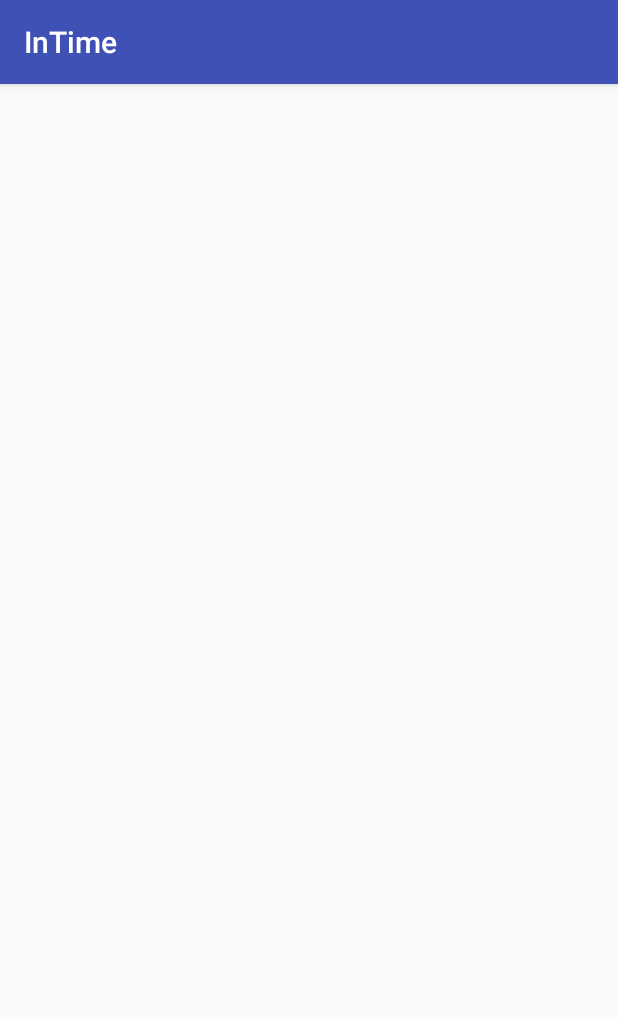
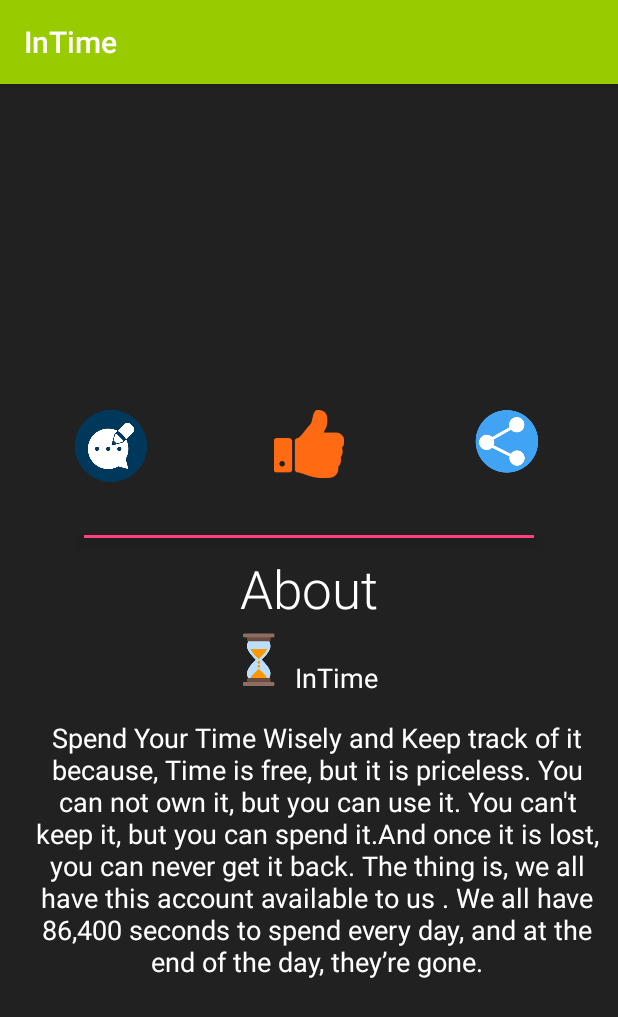
Before and after one commit to ulti72/InTime, an Android app: the Menu screen opened directly, with no data from a screen before it, on a phone screen of 412 x 824 dp. Shown: the top 1017 px of the screen. Run offline under Robolectric (Android 15) with nearby library versions, the phone set to English and light mode, and no system bars.

Commit message:
Menu button addetd with working

```diff
--- a/app/src/main/AndroidManifest.xml
+++ b/app/src/main/AndroidManifest.xml
@@ -9,14 +9,16 @@
         android:roundIcon="@mipmap/ic_launcher_round"
         android:supportsRtl="true"
         android:theme="@style/AppTheme">
-        <activity android:name=".MainActivity">
+        <activity android:name=".MainActivity"
+            android:screenOrientation="portrait">
             <intent-filter>
                 <action android:name="android.intent.action.MAIN" />
 
                 <category android:name="android.intent.category.LAUNCHER" />
             </intent-filter>
         </activity>
-        <activity android:name=".Menu"></activity>
+        <activity android:name=".Menu"
+            android:screenOrientation="portrait"></activity>
     </application>
 
 </manifest>
--- a/app/src/main/java/ulti72/intime/MainActivity.java
+++ b/app/src/main/java/ulti72/intime/MainActivity.java
@@ -1,12 +1,14 @@
 package ulti72.intime;
 
+
+import android.content.Intent;
 import android.content.SharedPreferences;
 import android.os.CountDownTimer;
 import android.support.v7.app.AppCompatActivity;
 import android.os.Bundle;
 import android.view.View;
-import android.widget.Button;
 import android.widget.TextView;
+
 
 
 import java.util.Calendar;
@@ -34,6 +36,17 @@ public class MainActivity extends AppCompatActivity {
 
 
             resetTimer();
+
+        TextView menu = (TextView)findViewById(R.id.menu);
+
+        menu.setOnClickListener(new View.OnClickListener() {
+            @Override
+            public void onClick(View v) {
+                Intent intent = new Intent(MainActivity.this, Menu.class);
+                startActivity(intent);
+                resetTimer();
+            }
+        });
 
 
 
--- a/app/src/main/java/ulti72/intime/Menu.java
+++ b/app/src/main/java/ulti72/intime/Menu.java
@@ -1,7 +1,11 @@
 package ulti72.intime;
 
+import android.content.Intent;
+import android.net.Uri;
 import android.support.v7.app.AppCompatActivity;
 import android.os.Bundle;
+import android.view.View;
+import android.widget.ImageView;
 
 public class Menu extends AppCompatActivity {
 
@@ -9,5 +13,47 @@ public class Menu extends AppCompatActivity {
     protected void onCreate(Bundle savedInstanceState) {
         super.onCreate(savedInstanceState);
         setContentView(R.layout.activity_menu);
+
+
+        ImageView ra = (ImageView)findViewById(R.id.RA);
+        ra.setOnClickListener(new View.OnClickListener() {
+            @Override
+            public void onClick(View view) {
+                Uri uri = Uri.parse("https://play.google.com/store/apps/details?id=com.goole4moneygmail.napapp");
+                Intent intent = new Intent(Intent.ACTION_VIEW,uri);
+                startActivity(intent);
+            }
+        });
+
+        ImageView maimg = (ImageView)findViewById(R.id.imageView2);
+        maimg.setOnClickListener(new View.OnClickListener() {
+            @Override
+            public void onClick(View v) {
+                Intent intent = new Intent(Intent.ACTION_SENDTO);
+                intent.setData(Uri.parse("mailto:abhishekpro47@gmail.com")); // only email apps should handle thi
+                if (intent.resolveActivity(getPackageManager()) != null) {
+                    startActivity(intent);
+                }
+
+            }
+        });
+        ImageView im =(ImageView) findViewById(R.id.share);
+        im.setOnClickListener(new View.OnClickListener() {
+            @Override
+            public void onClick(View v) {
+                try {
+                    Intent i = new Intent(Intent.ACTION_SEND);
+                    i.setType("text/plain");
+                    i.putExtra(Intent.EXTRA_SUBJECT, "NapApp");
+                    String sAux = "\nLet me recommend you this application\n\n";
+                    sAux = sAux + "https://play.google.com/store/apps/details?id=com.goole4moneygmail.napapp \n\n";
+                    i.putExtra(Intent.EXTRA_TEXT, sAux);
+                    startActivity(Intent.createChooser(i, "choose one"));
+                } catch(Exception e) {
+                    //e.toString();
+                }
+            }
+        });
+
     }
 }
--- a/app/src/main/res/layout/activity_menu.xml
+++ b/app/src/main/res/layout/activity_menu.xml
@@ -1,9 +1,117 @@
 <?xml version="1.0" encoding="utf-8"?>
-<android.support.constraint.ConstraintLayout xmlns:android="http://schemas.android.com/apk/res/android"
-    xmlns:app="http://schemas.android.com/apk/res-auto"
+<RelativeLayout xmlns:android="http://schemas.android.com/apk/res/android"
     xmlns:tools="http://schemas.android.com/tools"
     android:layout_width="match_parent"
     android:layout_height="match_parent"
-    tools:context="ulti72.intime.Menu">
+    android:padding="8dp"
+    android:background="#212121"
+    >
 
-</android.support.constraint.ConstraintLayout>
+    <LinearLayout
+        android:weightSum="3"
+        android:layout_width="match_parent"
+        android:layout_height="wrap_content"
+        android:orientation="horizontal"
+        android:layout_above="@+id/view"
+        android:layout_alignParentLeft="true"
+        android:layout_alignParentStart="true"
+        android:layout_marginBottom="35dp">
+
+        <ImageView
+            android:id="@+id/imageView2"
+            android:layout_weight="1"
+            android:layout_width="45dp"
+            android:layout_height="48dp"
+            android:layout_alignLeft="@+id/textView"
+            android:layout_alignStart="@+id/textView"
+            android:layout_alignTop="@+id/imageView3"
+
+            android:src="@drawable/a" />
+
+        <ImageView
+            android:id="@+id/RA"
+            android:layout_width="45dp"
+            android:layout_height="45dp"
+            android:layout_weight="1"
+            android:layout_alignEnd="@+id/view"
+            android:layout_alignRight="@+id/view"
+            android:src="@drawable/ra" />
+
+        <ImageView
+            android:id="@+id/share"
+            android:layout_width="45dp"
+            android:layout_height="42dp"
+            android:layout_weight="1"
+            android:layout_alignEnd="@+id/view"
+            android:layout_alignRight="@+id/view"
+            android:src="@drawable/share" />
+    </LinearLayout>
+
+
+
+    <View
+        android:layout_width="300dp"
+        android:layout_height="2dp"
+        android:layout_marginBottom="10dp"
+        android:layout_centerHorizontal="true"
+        android:background="@color/colorAccent"
+        android:layout_above="@id/textView"
+        android:id="@+id/view"
+        android:elevation="6dp"
+        >
+    </View>
+
+
+    <TextView
+        android:layout_width="wrap_content"
+        android:layout_height="wrap_content"
+        android:text="About"
+        android:textSize="35sp"
+        android:textColor="#ffffff"
+        android:fontFamily="sans-serif-light"
+        android:id="@+id/textView"
+        android:layout_above="@+id/imageView"
+        android:layout_centerHorizontal="true" />
+    <TextView
+        android:layout_width="wrap_content"
+        android:layout_height="wrap_content"
+        android:text="InTime"
+        android:textColor="#ffffff"
+        android:textSize="18sp"
+        android:id="@+id/textView2"
+        android:layout_alignBottom="@+id/imageView"
+        android:layout_alignRight="@+id/textView"
+        android:layout_alignEnd="@+id/textView" />
+    <ImageView
+        android:layout_width="wrap_content"
+        android:layout_height="wrap_content"
+        android:src="@mipmap/ic_launcher"
+        android:id="@+id/imageView"
+        android:layout_centerVertical="true"
+        android:layout_toLeftOf="@+id/textView2"
+        android:layout_toStartOf="@+id/textView2" />
+
+<ScrollView
+    android:layout_width="wrap_content"
+    android:layout_height="wrap_content"
+android:layout_alignBottom="@id/textView2"
+    android:id="@+id/scrollView2">
+
+</ScrollView>
+
+    <TextView
+        android:id="@+id/textView3"
+        android:layout_width="wrap_content"
+        android:layout_height="wrap_content"
+        android:layout_marginLeft="11dp"
+        android:layout_marginStart="11dp"
+        android:text="@string/about"
+        android:textAlignment="center"
+        android:textColor="#ffffff"
+        android:textSize="18sp"
+        android:layout_below="@+id/scrollView2"
+        android:layout_toRightOf="@+id/scrollView2"
+        android:layout_toEndOf="@+id/scrollView2"
+        android:layout_marginTop="15dp" />
+
+</RelativeLayout>
--- a/app/src/main/res/values/strings.xml
+++ b/app/src/main/res/values/strings.xml
@@ -1,5 +1,7 @@
 <resources>
     <string name="app_name">InTime</string>
     <string name="appwidget_text">EXAMPLE</string>
+    <string name="about">Spend Your Time Wisely and Keep track of it because, Time is free, but it is priceless. You can not own it, but you can use it.
+You can\'t keep it, but you can spend it.And once it is lost, you can never get it back. The thing is, we all have this account available to us . We all have 86,400 seconds to spend every day, and at the end of the day, they’re gone.</string>
     <string name="add_widget">Add widget</string>
 </resources>
--- a/app/src/main/res/values/styles.xml
+++ b/app/src/main/res/values/styles.xml
@@ -3,8 +3,8 @@
     <!-- Base application theme. -->
     <style name="AppTheme" parent="Theme.AppCompat.Light.DarkActionBar">
         <!-- Customize your theme here. -->
-        <item name="colorPrimary">@color/colorPrimary</item>
-        <item name="colorPrimaryDark">@color/colorPrimaryDark</item>
+        <item name="colorPrimary">@android:color/holo_green_light</item>
+        <item name="colorPrimaryDark">@android:color/holo_green_dark</item>
         <item name="colorAccent">@color/colorAccent</item>
     </style>
 
```
Also changed, not shown: app/src/main/res/drawable/a.webp (added), app/src/main/res/drawable/fb.webp (added), app/src/main/res/drawable/ra.png (added), app/src/main/res/drawable/share.webp (added).
